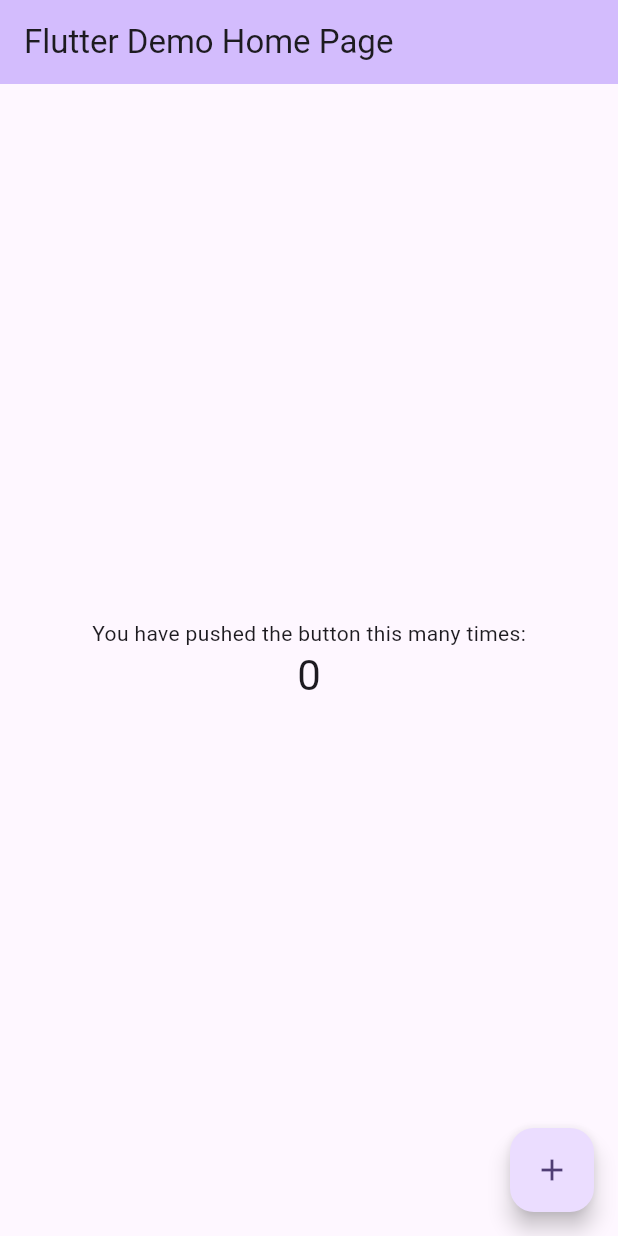
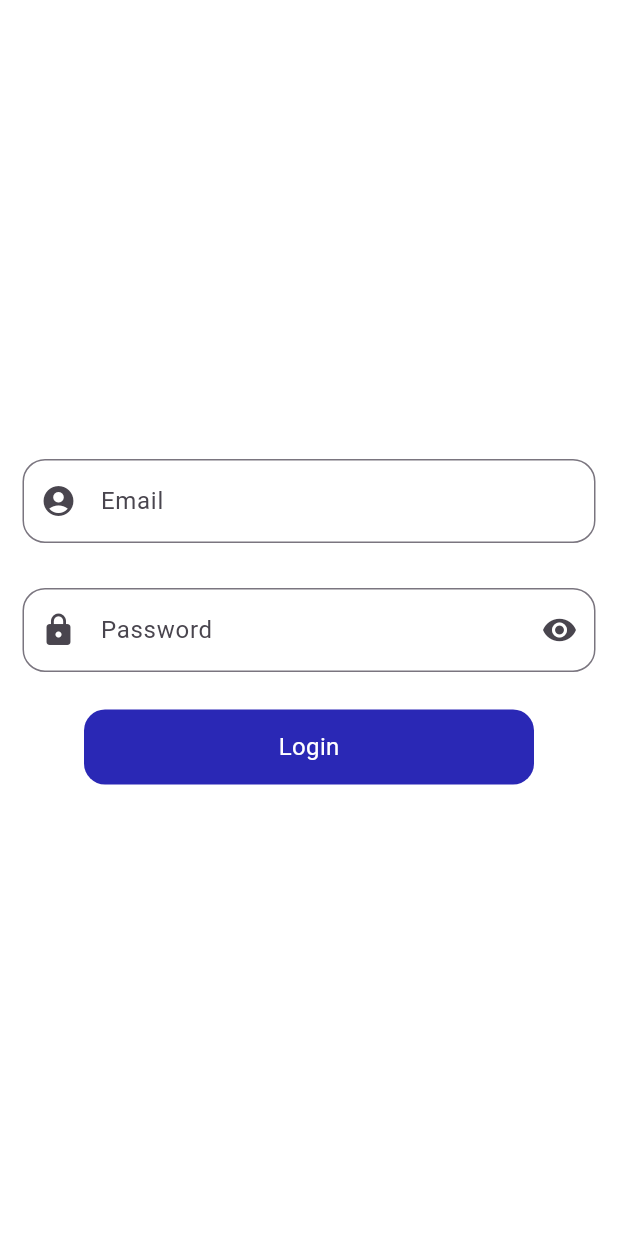
Before and after one commit to F1k99/ekaunter-mobile, a Flutter app: the screen it shows after launch, on a phone screen of 412 x 824 dp. Run offline on Flutter 3.47's test engine with Material 3 defaults, Android fonts, the phone set to English and light mode, and no system bars; our stand-ins replace flutter_dotenv, shared_preferences; accounts and stored records are empty; Roboto replaces fonts that are missing (Nunito).

Commit message:
Setup Login Page

```diff
--- /dev/null
+++ b/devtools_options.yaml
@@ -0,0 +1,3 @@
+description: This file stores settings for Dart & Flutter DevTools.
+documentation: https://docs.flutter.dev/tools/devtools/extensions#configure-extension-enablement-states
+extensions:
--- /dev/null
+++ b/lib/api_config.dart
@@ -0,0 +1,6 @@
+import 'package:flutter_dotenv/flutter_dotenv.dart';
+
+class ApiConfig {
+  static String get baseUrl => dotenv.env['BASE_URL'] ?? '';
+  static String get login => '/login';
+}
--- /dev/null
+++ b/lib/component/button.dart
@@ -0,0 +1,47 @@
+import 'package:flutter/material.dart';
+
+class PrimaryButton extends StatelessWidget {
+  final Color buttonColor;
+  final String title;
+  final TextStyle textStyle;
+  final Function() onPressed;
+  final double height;
+  final double width;
+
+  const PrimaryButton({
+    required this.buttonColor,
+    required this.title,
+    required this.textStyle,
+    required this.onPressed,
+    required this.height,
+    required this.width,
+    super.key,
+  });
+
+  @override
+  Widget build(BuildContext context) {
+    return Material(
+        borderRadius: BorderRadius.circular(14.0),
+        elevation: 0,
+        child: Container(
+          width: width,
+          height: height,
+          decoration: BoxDecoration(
+            color: buttonColor,
+            borderRadius: BorderRadius.circular(14.0),
+          ),
+          child: Material(
+            color: Colors.transparent,
+            child: InkWell(
+                onTap: onPressed,
+                borderRadius: BorderRadius.circular(14.0),
+                child: Center(
+                  child: Text(
+                    title,
+                    style: textStyle,
+                  ),
+                )),
+          ),
+        ));
+  }
+}
--- /dev/null
+++ b/lib/component/textField.dart
@@ -0,0 +1,54 @@
+import 'package:flutter/material.dart';
+
+class PrimaryTextField extends StatelessWidget {
+  final String hintText;
+  final String labelText;
+  final bool obscureText;
+  final TextStyle? textStyle;
+  final TextEditingController? controller;
+  final IconData? prefixIcon;
+  final IconData? suffixIcon;
+  final VoidCallback? onSuffixIconPressed;
+
+  const PrimaryTextField({
+    super.key,
+    required this.hintText,
+    required this.labelText,
+    this.obscureText = false,
+    this.textStyle,
+    this.controller,
+    this.prefixIcon,
+    this.suffixIcon,
+    this.onSuffixIconPressed,
+  });
+
+  @override
+  Widget build(BuildContext context) {
+    return Container(
+      decoration: const BoxDecoration(
+        color: Colors.white,
+        borderRadius: BorderRadius.all(Radius.circular(14.0)),
+      ),
+      child: TextField(
+        obscureText: obscureText,
+        controller: controller,
+        decoration: InputDecoration(
+          labelText: labelText,
+          hintText: hintText,
+          prefixIcon: Icon(prefixIcon),
+          suffixIcon: suffixIcon != null
+              ? IconButton(
+                  icon:
+                      Icon(suffixIcon!),
+                  onPressed: onSuffixIconPressed,
+                )
+              : null,
+          border: OutlineInputBorder(
+            borderRadius: BorderRadius.circular(15.0),
+          ),
+        ),
+        style: textStyle,
+      ),
+    );
+  }
+}
--- a/lib/main.dart
+++ b/lib/main.dart
@@ -1,110 +1,24 @@
 import 'package:flutter/material.dart';
+import 'package:flutter_dotenv/flutter_dotenv.dart';
+import 'screens/login.dart';
 
-void main() {
+void main() async {
+await dotenv.load(fileName: ".env");
   runApp(const MyApp());
 }
 
 class MyApp extends StatelessWidget {
   const MyApp({super.key});
 
-  // This widget is the root of your application.
   @override
   Widget build(BuildContext context) {
     return MaterialApp(
-      title: 'Flutter Demo',
+      title: 'E-Kaunter Mobile',
       theme: ThemeData(
         colorScheme: ColorScheme.fromSeed(seedColor: Colors.deepPurple),
         useMaterial3: true,
       ),
-      home: const MyHomePage(title: 'Flutter Demo Home Page'),
+      home: const LoginPage(),
     );
   }
 }
-
-class MyHomePage extends StatefulWidget {
-  const MyHomePage({super.key, required this.title});
-
-  // This widget is the home page of your application. It is stateful, meaning
-  // that it has a State object (defined below) that contains fields that affect
-  // how it looks.
-
-  // This class is the configuration for the state. It holds the values (in this
-  // case the title) provided by the parent (in this case the App widget) and
-  // used by the build method of the State. Fields in a Widget subclass are
-  // always marked "final".
-
-  final String title;
-
-  @override
-  State<MyHomePage> createState() => _MyHomePageState();
-}
-
-class _MyHomePageState extends State<MyHomePage> {
-  int _counter = 0;
-
-  void _incrementCounter() {
-    setState(() {
-      // This call to setState tells the Flutter framework that something has
-      // changed in this State, which causes it to rerun the build method below
-      // so that the display can reflect the updated values. If we changed
-      // _counter without calling setState(), then the build method would not be
-      // called again, and so nothing would appear to happen.
-      _counter++;
-    });
-  }
-
-  @override
-  Widget build(BuildContext context) {
-    // This method is rerun every time setState is called, for instance as done
-    // by the _incrementCounter method above.
-    //
-    // The Flutter framework has been optimized to make rerunning build methods
-    // fast, so that you can just rebuild anything that needs updating rather
-    // than having to individually change instances of widgets.
-    return Scaffold(
-      appBar: AppBar(
-        // TRY THIS: Try changing the color here to a specific color (to
-        // Colors.amber, perhaps?) and trigger a hot reload to see the AppBar
-        // change color while the other colors stay the same.
-        backgroundColor: Theme.of(context).colorScheme.inversePrimary,
-        // Here we take the value from the MyHomePage object that was created by
-        // the App.build method, and use it to set our appbar title.
-        title: Text(widget.title),
-      ),
-      body: Center(
-        // Center is a layout widget. It takes a single child and positions it
-        // in the middle of the parent.
-        child: Column(
-          // Column is also a layout widget. It takes a list of children and
-          // arranges them vertically. By default, it sizes itself to fit its
-          // children horizontally, and tries to be as tall as its parent.
-          //
-          // Column has various properties to control how it sizes itself and
-          // how it positions its children. Here we use mainAxisAlignment to
-          // center the children vertically; the main axis here is the vertical
-          // axis because Columns are vertical (the cross axis would be
-          // horizontal).
-          //
-          // TRY THIS: Invoke "debug painting" (choose the "Toggle Debug Paint"
-          // action in the IDE, or press "p" in the console), to see the
-          // wireframe for each widget.
-          mainAxisAlignment: MainAxisAlignment.center,
-          children: <Widget>[
-            const Text(
-              'You have pushed the button this many times:',
-            ),
-            Text(
-              '$_counter',
-              style: Theme.of(context).textTheme.headlineMedium,
-            ),
-          ],
-        ),
-      ),
-      floatingActionButton: FloatingActionButton(
-        onPressed: _incrementCounter,
-        tooltip: 'Increment',
-        child: const Icon(Icons.add),
-      ), // This trailing comma makes auto-formatting nicer for build methods.
-    );
-  }
-}
--- /dev/null
+++ b/lib/screens/login.dart
@@ -0,0 +1,89 @@
+import 'package:e_kaunter_mobile/component/button.dart';
+import 'package:e_kaunter_mobile/component/textField.dart';
+import 'package:e_kaunter_mobile/text_style.dart';
+import 'package:e_kaunter_mobile/theme.dart';
+import 'package:flutter/material.dart';
+
+class LoginPage extends StatefulWidget {
+  const LoginPage({super.key});
+
+  @override
+  State<LoginPage> createState() => _LoginPageState();
+}
+
+class _LoginPageState extends State<LoginPage> {
+  final TextEditingController _emailController = TextEditingController();
+  final TextEditingController _passwordController = TextEditingController();
+  bool _isPasswordVisible = false;
+  void _handleLogin() async {}
+
+  @override
+  Widget build(BuildContext context) {
+    return Scaffold(
+        backgroundColor: Colors.white,
+        resizeToAvoidBottomInset: false,
+        body: Column(
+          mainAxisAlignment: MainAxisAlignment.center,
+          children: [
+            Row(
+              mainAxisAlignment: MainAxisAlignment.center,
+              children: [
+                Expanded(
+                  child: Padding(
+                    padding: const EdgeInsets.all(15),
+                    child: PrimaryTextField(
+                      hintText: 'Enter your email',
+                      labelText: 'Email',
+                      prefixIcon: Icons.account_circle,
+                      textStyle: textFieldText,
+                      controller: _emailController,
+                    ),
+                  ),
+                ),
+              ],
+            ),
+            Row(
+              mainAxisAlignment: MainAxisAlignment.center,
+              children: [
+                Expanded(
+                  child: Padding(
+                    padding: const EdgeInsets.all(15),
+                    child: PrimaryTextField(
+                      hintText: 'Password',
+                      labelText: 'Password',
+                      prefixIcon: Icons.lock,
+                      suffixIcon: _isPasswordVisible
+                          ? Icons.visibility_off
+                          : Icons.visibility,
+                      onSuffixIconPressed: () {
+                        setState(() {
+                          _isPasswordVisible = !_isPasswordVisible;
+                        });
+                      },
+                      textStyle: textFieldText,
+                      obscureText: !_isPasswordVisible,
+                      controller: _passwordController,
+                    ),
+                  ),
+                ),
+              ],
+            ),
+            Row(
+              mainAxisAlignment: MainAxisAlignment.center,
+              children: [
+                Padding(
+                  padding: const EdgeInsets.all(10.0),
+                  child: PrimaryButton(
+                      buttonColor: primaryColor,
+                      title: 'Login',
+                      textStyle: buttonText,
+                      onPressed: _handleLogin,
+                      width: 300,
+                      height: 50),
+                ),
+              ],
+            )
+          ],
+        ));
+  }
+}
--- /dev/null
+++ b/lib/theme.dart
@@ -0,0 +1,7 @@
+import 'package:flutter/material.dart';
+
+const Color primaryColor = Color(0xFF2A28B5);
+const Color secondaryColor = Color.fromARGB(255, 49, 47, 139);
+const Color backgroundColor = Color.fromARGB(500, 241, 244, 250);
+const Color primaryText = Colors.black;
+const Color secondaryText = Color(0xFF938C8B);
```
Also changed, not shown: lib/loading_screen.dart (added, +34 -0 lines), lib/models/user_model.dart (added, +33 -0 lines), lib/providers/auth_provider.dart (added, +53 -0 lines), lib/routes.dart (added, +14 -0 lines), lib/screens/dashboard.dart (added, +61 -0 lines), lib/services/auth_service.dart (added, +41 -0 lines), lib/text_style.dart (added, +105 -0 lines), pubspec.yaml (+7 -1 lines), pubspec.lock, 2 other files.
